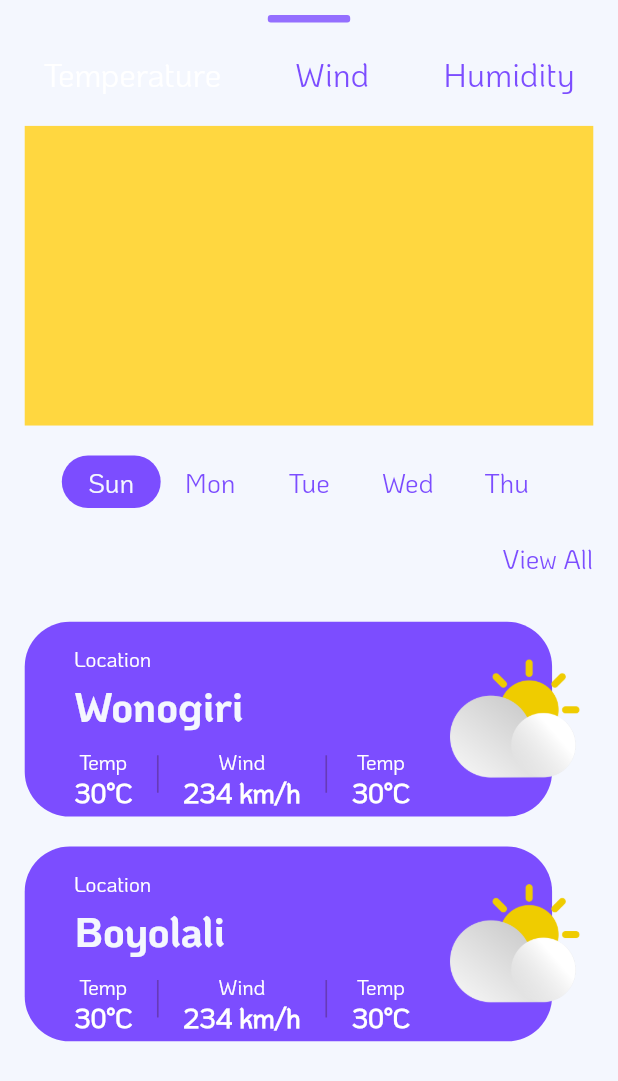
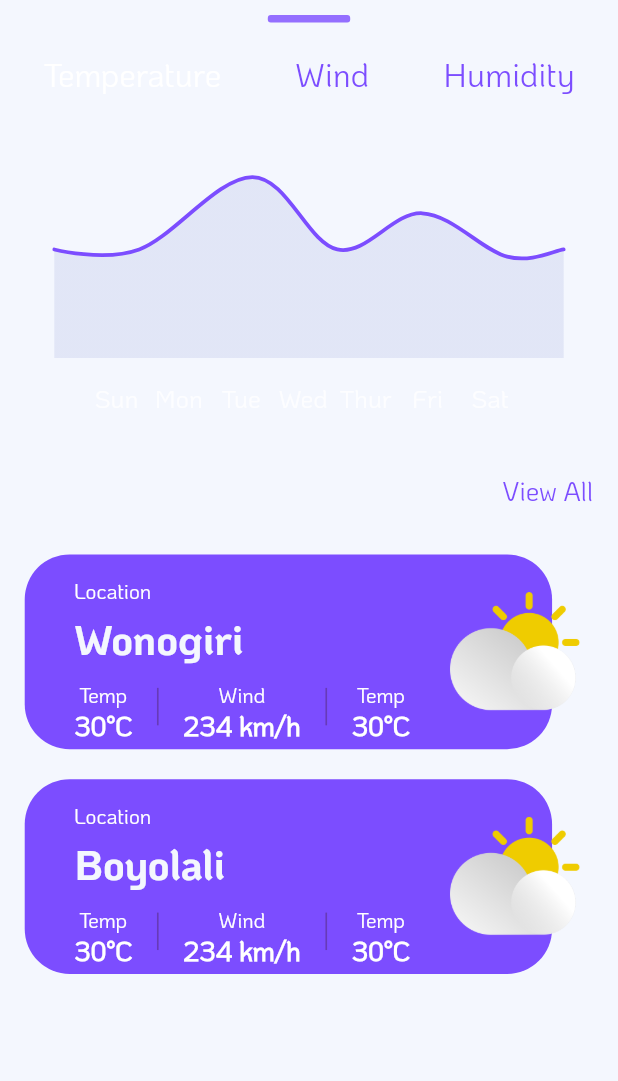
Before and after one commit to this-kin/Weather-App, a Flutter app: the Uncollapsed widget shown alone on an empty page, opened directly, on a phone screen of 412 x 824 dp. Shown: the top 1081 px of the screen. Run offline on Flutter 3.47's test engine with Material 2 defaults, Android fonts, the phone set to English and light mode, and no system bars; drawn by our look-alikes of fl_chart; our stand-ins replace flutter_phoenix, flutter_screenutil, fluttericon, google_nav_bar, gradient_widgets, lottie and 1 more.

Commit message:
final commit

```diff
--- a/lib/modules/home/widgets/uncollapsed.dart
+++ b/lib/modules/home/widgets/uncollapsed.dart
@@ -1,3 +1,4 @@
+import 'package:fl_chart/fl_chart.dart';
 import 'package:flutter/material.dart';
 import 'package:flutter_screenutil/flutter_screenutil.dart';
 import 'package:weather_app/models/other_model.dart';
@@ -12,15 +13,15 @@ class Uncollapsed extends StatefulWidget {
 }
 
 class _UncollapsedState extends State<Uncollapsed> {
+  List<Color> gradientColors = [
+    Colors.deepPurpleAccent,
+  ];
+
   //
   int _selectedDay = 0;
 
   //weather info
   List<String> weather = ["Temperature", "Wind", "Humidity"];
-
-  //week day
-
-  List<String> weekDays = ["Sun", "Mon", "Tue", "Wed", "Thu"];
 
   @override
   Widget build(BuildContext context) {
@@ -44,38 +45,15 @@ class _UncollapsedState extends State<Uncollapsed> {
               ),
             ),
           ),
-          SizedBox(height: 20.h),
+          SizedBox(height: 30.h),
           Container(
             height: 200.h,
-            color: Colors.amberAccent,
-          ),
-          SizedBox(height: 20.h),
-          Wrap(
-            alignment: WrapAlignment.start,
-            children: List.generate(
-                weekDays.length,
-                (index) => AnimatedContainer(
-                      duration: const Duration(milliseconds: 300),
-                      height: 35.h,
-                      width: 60.w,
-                      decoration: BoxDecoration(
-                          color: _selectedDay == index
-                              ? Colors.deepPurpleAccent
-                              : Colors.transparent,
-                          borderRadius: BorderRadius.circular(20.sp)),
-                      alignment: Alignment.center,
-                      child: Center(
-                        child: Text(
-                          weekDays[index],
-                          style: TextStyle(
-                            color: _selectedDay == index
-                                ? theme.backgroundColor
-                                : Colors.deepPurpleAccent,
-                            fontSize: 18.sp,
-                          ),
-                        ),
-                      ),
-                    )),
+            child: AspectRatio(
+              aspectRatio: 1.7,
+              child: LineChart(
+                mainData(),
+              ),
+            ),
           ),
           SizedBox(height: 20.h),
           Row(
@@ -231,4 +209,118 @@ class _UncollapsedState extends State<Uncollapsed> {
       ],
     );
   }
+
+  LineChartData mainData() {
+    return LineChartData(
+      gridData: FlGridData(
+        show: false,
+        drawVerticalLine: false,
+        getDrawingHorizontalLine: (value) {
+          return FlLine(
+            color: Colors.transparent,
+            strokeWidth: 1,
+          );
+        },
+        getDrawingVerticalLine: (value) {
+          return FlLine(
+            color: Colors.deepPurpleAccent,
+            strokeWidth: 1,
+          );
+        },
+      ),
+      titlesData: FlTitlesData(
+        show: true,
+        rightTitles: SideTitles(showTitles: false),
+        topTitles: SideTitles(showTitles: false),
+        bottomTitles: SideTitles(
+          showTitles: true,
+          reservedSize: 40,
+          interval: 1.1,
+          getTextStyles: (context, value) =>
+              TextStyle(color: Colors.white.withOpacity(0.8), fontSize: 17),
+          getTitles: (value) {
+            switch (value.toInt()) {
+              case 1:
+                return 'Sun';
+              case 2:
+                return 'Mon';
+              case 3:
+                return 'Tue';
+              case 4:
+                return 'Wed';
+              case 5:
+                return 'Thur';
+              case 6:
+                return 'Fri';
+              case 7:
+                return 'Sat';
+            }
+            return '';
+          },
+          margin: 15,
+        ),
+        leftTitles: SideTitles(
+          showTitles: false,
+          interval: 1,
+          getTextStyles: (context, value) => const TextStyle(
+            color: Colors.white,
+            fontWeight: FontWeight.bold,
+            fontSize: 15,
+          ),
+          getTitles: (value) {
+            switch (value.toInt()) {
+              case 1:
+                return '10°';
+              case 3:
+                return '30°';
+              case 5:
+                return '50°';
+            }
+            return '';
+          },
+          reservedSize: 40,
+          margin: 20,
+        ),
+      ),
+      borderData: FlBorderData(
+        show: false,
+        border: Border.all(color: const Color(0xff37434d), width: 1),
+      ),
+      minX: 0,
+      maxX: 9,
+      minY: 0,
+      maxY: 6,
+      lineBarsData: [
+        LineChartBarData(
+          spots: [
+            FlSpot(0, 3),
+            FlSpot(1.5, 3),
+            FlSpot(3.5, 5),
+            FlSpot(5, 3),
+            FlSpot(6.5, 4),
+            FlSpot(8, 2.8),
+            FlSpot(9, 3),
+          ],
+          isCurved: true,
+          colors: gradientColors,
+          barWidth: 2.5,
+          isStrokeCapRound: true,
+          dotData: FlDotData(
+            show: false,
+          ),
+          belowBarData: BarAreaData(
+            //applyCutOffY: true,
+            //cutOffY: 100,
+            gradientFrom: const Offset(100, 10),
+            gradientTo: const Offset(100, 100),
+            show: true,
+            colors: [
+              Colors.indigo.withOpacity(0.1),
+              Colors.indigo,
+            ],
+          ),
+        ),
+      ],
+    );
+  }
 }
--- a/pubspec.yaml
+++ b/pubspec.yaml
@@ -25,6 +25,7 @@ dependencies:
   gradient_widgets: ^0.6.0
   flutter_phoenix: ^1.0.0
   fluttericon: ^2.0.0
+  fl_chart:
 
 dev_dependencies:
   flutter_test:
```
Also changed, not shown: assets/images/lightning.png (added), pubspec.lock, 4 other files.
